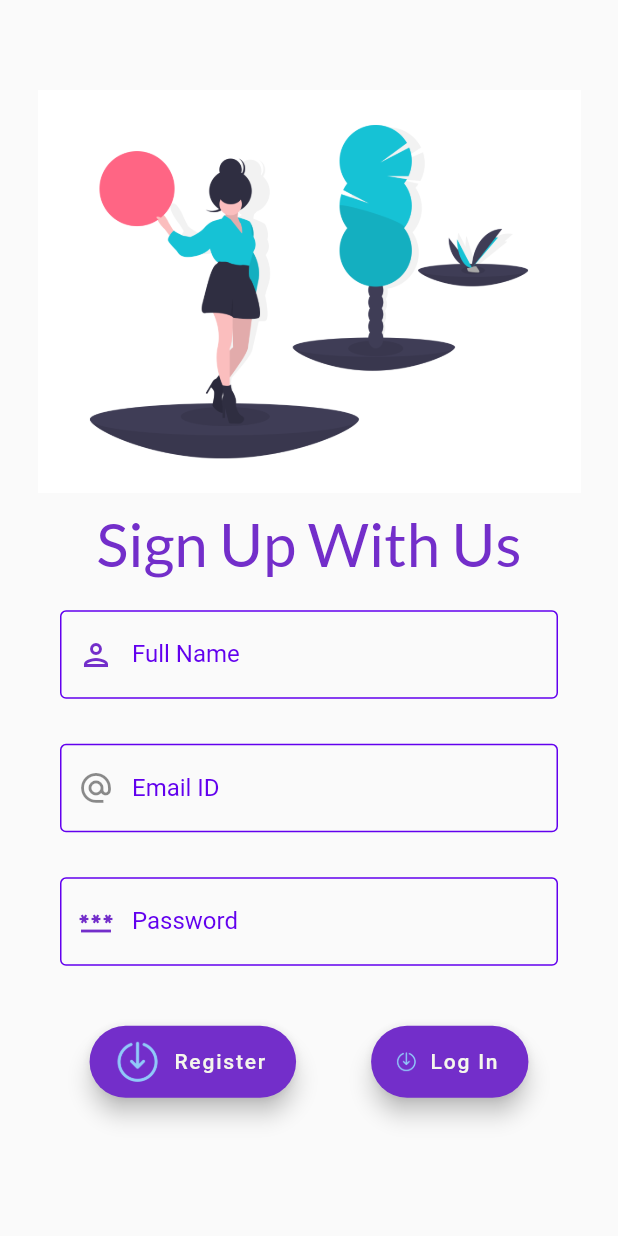
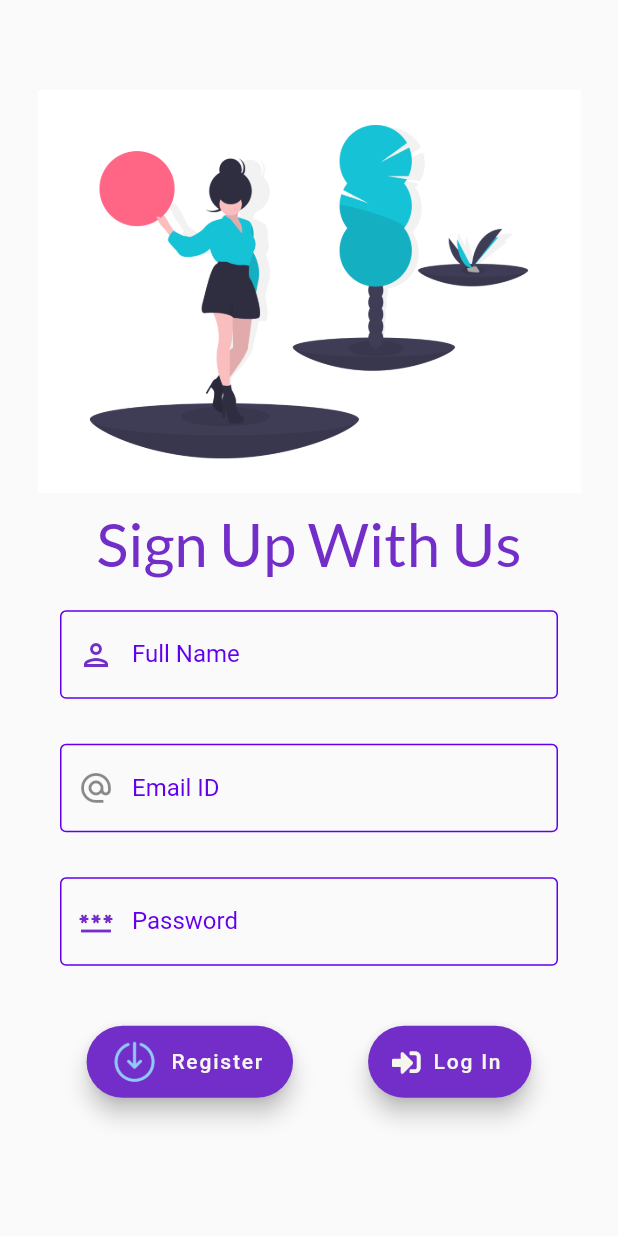
Before and after one commit to reuben21/blockchain_in_healthcare, a Flutter app: the screen it shows after launch, on a phone screen of 412 x 824 dp. Run offline on Flutter 3.47's test engine with Material 2 defaults, Android fonts, the phone set to English and light mode, and no system bars; drawn by our look-alikes of flutter_form_builder; our stand-ins replace bottom_navy_bar, carousel_slider, cloud_firestore, firebase_auth, firebase_core, font_awesome_flutter and 7 more; missing offline and left inert: qr_code_scanner, web3dart; accounts and stored records are empty; project files that could hold a hidden picture were left out.

Commit message:
updated code

```diff
--- a/bic_android_web_support/lib/providers/ipfs.dart
+++ b/bic_android_web_support/lib/providers/ipfs.dart
@@ -3,12 +3,11 @@ import 'dart:io';
 import 'package:http/http.dart' as http;
 import 'package:flutter/cupertino.dart';
 import 'package:flutter/services.dart';
-import 'package:ipld/ipfs.dart';
 import '../helpers/http_exception.dart' as exception;
 
 class IPFSModel with ChangeNotifier {
 
-  var ipfs = Ipfs(host: "http://10.0.2.2:5001");
+
 
 
   Future<void> sendData() async {
--- a/bic_android_web_support/lib/screens/screens_auth/sign_up_screen.dart
+++ b/bic_android_web_support/lib/screens/screens_auth/sign_up_screen.dart
@@ -7,6 +7,7 @@ import 'package:bic_android_web_support/screens/screen_unusefull/create_wallet.d
 import 'package:cloud_firestore/cloud_firestore.dart';
 import 'package:firebase_auth/firebase_auth.dart';
 import 'package:flutter/services.dart';
+import 'package:font_awesome_flutter/font_awesome_flutter.dart';
 import 'package:hive/hive.dart';
 import 'package:flutter/foundation.dart' show kIsWeb;
 import '../../providers/patient.dart';
@@ -262,12 +263,7 @@ class _SignUpScreenState extends State<SignUpScreen> {
                     ),
                   );
                 },
-                icon: Image.asset(
-                  "assets/icons/sign_in.png",
-                  color: Theme.of(context).backgroundColor,
-                  width: 15,
-                  height: 15,
-                ),
+                icon: const Icon(FontAwesomeIcons.signInAlt ,size: 19,),
                 label: const Text('Log In'),
               ),
             ],
```
Also changed, not shown: bic_android_web_support/pubspec.lock.
